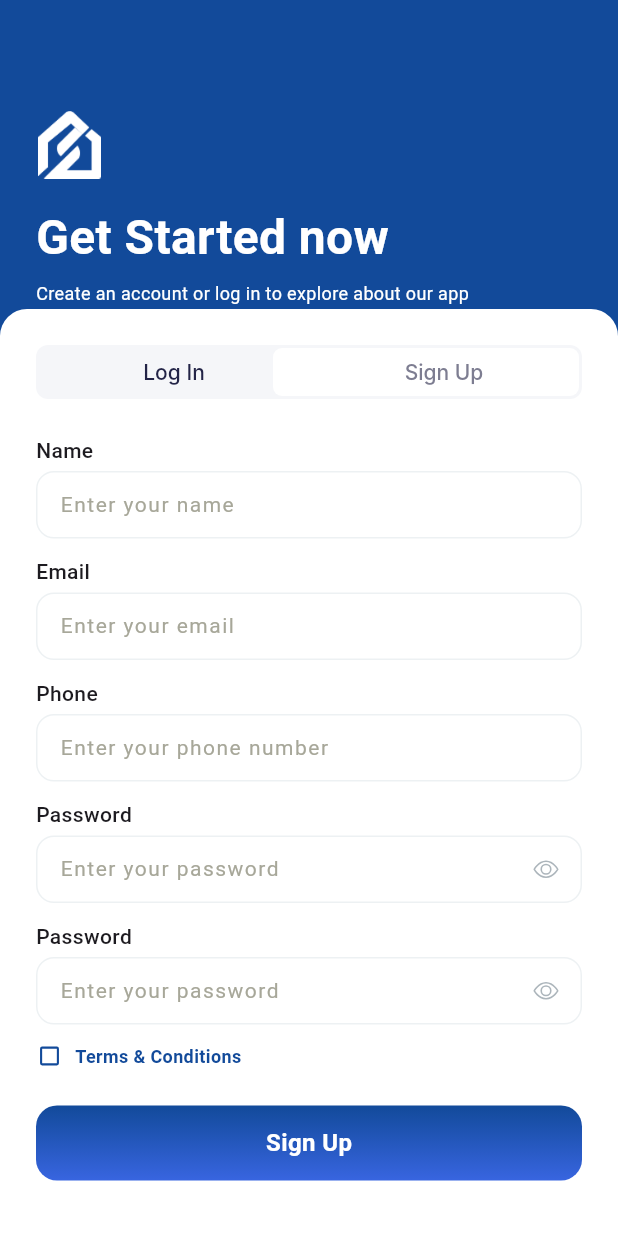
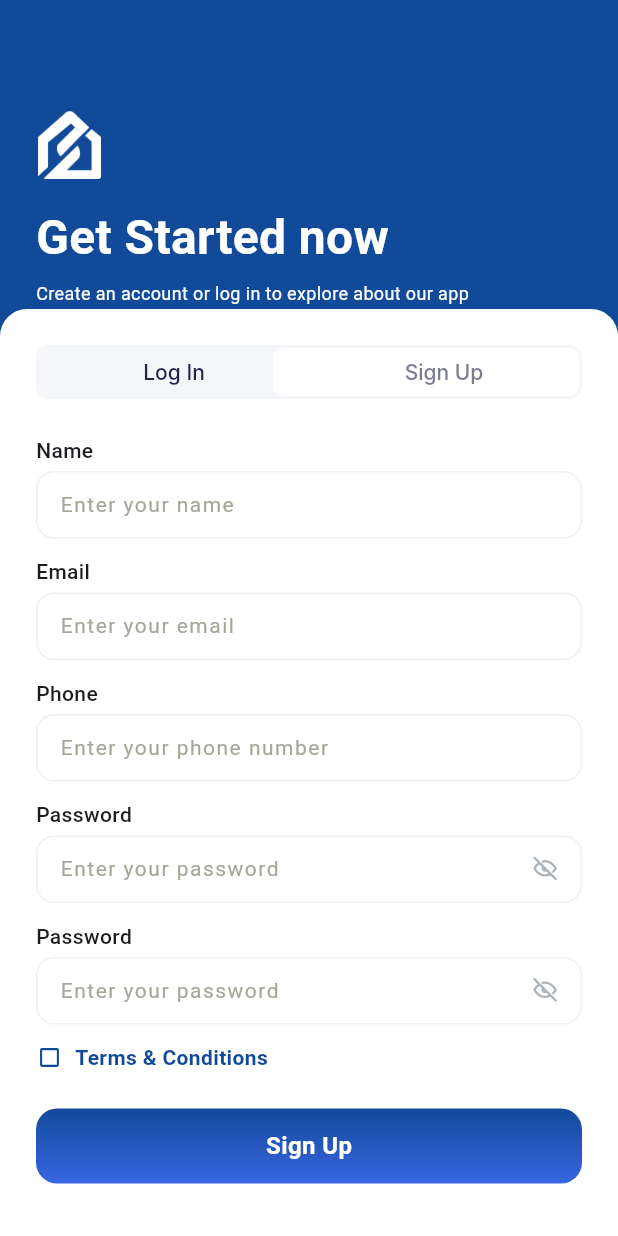
Before and after one commit to thesoumisamanta/service_app_ui, a Flutter app: the VerificationScreen screen opened by its route, after a tap on "Submit", after a tap on "Sign Up", on a phone screen of 412 x 824 dp. Run offline on Flutter 3.47's test engine with Material 3 defaults, Android fonts, the phone set to English and light mode, and no system bars; our stand-ins replace flutter_svg; Roboto replaces fonts that are missing (Inter, SFProRounded).

Commit message:
feat: Refine UI elements by adjusting font sizes, padding, spacing, and password visibility icon logic for improved consistency.

```diff
--- a/lib/features/presentation/screens/auth/widgets/login_widget.dart
+++ b/lib/features/presentation/screens/auth/widgets/login_widget.dart
@@ -26,6 +26,7 @@ class _LoginWidgetState extends State<LoginWidget> {
         CustomTextField(
           label: 'Email',
           hint: 'Enter your email',
+          labelColor: AppColors.grey6,
           height: 45,
           type: TextFieldType.name,
           validator: (value) {
@@ -41,7 +42,7 @@ class _LoginWidgetState extends State<LoginWidget> {
         const SizedBox(height: 16),
         CustomTextField(
           label: 'Password',
-          labelColor: AppColors.darkGrey,
+          labelColor: AppColors.grey6,
           hint: 'Enter your password',
           height: 50,
           type: TextFieldType.password,
@@ -87,6 +88,7 @@ class _LoginWidgetState extends State<LoginWidget> {
                 });
               },
               text: 'Remember Me',
+              fontSize: 14,
             ),
             const Spacer(),
             Text(
@@ -94,7 +96,7 @@ class _LoginWidgetState extends State<LoginWidget> {
               style: TextStyle(
                 color: AppColors.primaryBlue.withValues(alpha: 0.9),
                 fontWeight: FontWeight.w600,
-                fontSize: 12,
+                fontSize: 14,
               ),
             ),
           ],
--- a/lib/features/presentation/screens/auth/widgets/signup_widget.dart
+++ b/lib/features/presentation/screens/auth/widgets/signup_widget.dart
@@ -69,8 +69,8 @@ class _SignupWidgetState extends State<SignupWidget> {
               padding: const EdgeInsets.all(14.0),
               child: SvgPicture.asset(
                 isPasswordHidden
-                    ? 'assets/icons/eye.svg'
-                    : 'assets/icons/eye_off.svg',
+                    ? 'assets/icons/eye_off.svg'
+                    : 'assets/icons/eye.svg',
                 colorFilter: const ColorFilter.mode(
                   AppColors.grey2,
                   BlendMode.srcIn,
@@ -105,8 +105,8 @@ class _SignupWidgetState extends State<SignupWidget> {
               padding: const EdgeInsets.all(14.0),
               child: SvgPicture.asset(
                 isPasswordHidden
-                    ? 'assets/icons/eye.svg'
-                    : 'assets/icons/eye_off.svg',
+                    ? 'assets/icons/eye_off.svg'
+                    : 'assets/icons/eye.svg',
                 colorFilter: const ColorFilter.mode(
                   AppColors.grey2,
                   BlendMode.srcIn,
@@ -137,7 +137,7 @@ class _SignupWidgetState extends State<SignupWidget> {
             },
             text: 'Terms & Conditions',
             textColor: AppColors.primaryBlue,
-            fontSize: 12,
+            fontSize: 14,
             fontWeight: FontWeight.w600,
           ),
         ),
--- a/lib/features/presentation/screens/home/widgets/carousel_item.dart
+++ b/lib/features/presentation/screens/home/widgets/carousel_item.dart
@@ -25,7 +25,7 @@ class CarouselItem extends StatelessWidget {
                   'Sealcoating Services',
                   style: TextStyle(
                     color: AppColors.primaryBlue,
-                    fontSize: 18,
+                    fontSize: 20,
                     fontWeight: FontWeight.w600,
                   ),
                   maxLines: 2,
@@ -39,19 +39,19 @@ class CarouselItem extends StatelessWidget {
                         'Rs. 699',
                         style: TextStyle(
                           color: AppColors.primaryBlue,
-                          fontSize: 16,
+                          fontSize: 18,
                           fontWeight: FontWeight.w500,
                           decoration: TextDecoration.lineThrough,
                           decorationColor: AppColors.primaryPurple,
                         ),
                       ),
-                      SizedBox(width: 10),
+                      SizedBox(width: 25),
                       Flexible(
                         child: Text(
                           'Rs. 299/year only',
                           style: TextStyle(
                             color: Color(0xFF3865E0),
-                            fontSize: 14,
+                            fontSize: 16,
                             fontWeight: FontWeight.w400,
                           ),
                           maxLines: 1,
--- a/lib/features/presentation/widgets/otp_input_widget.dart
+++ b/lib/features/presentation/widgets/otp_input_widget.dart
@@ -123,7 +123,7 @@ class _OtpInputWidgetState extends State<OtpInputWidget> {
                         ),
                         decoration: InputDecoration(
                           counterText: '',
-                          contentPadding: EdgeInsets.symmetric(vertical: 16),
+                          contentPadding: EdgeInsets.symmetric(vertical: 20),
                           enabledBorder: OutlineInputBorder(
                             borderRadius: BorderRadius.circular(widget.borderRadius),
                             borderSide: BorderSide(
```
